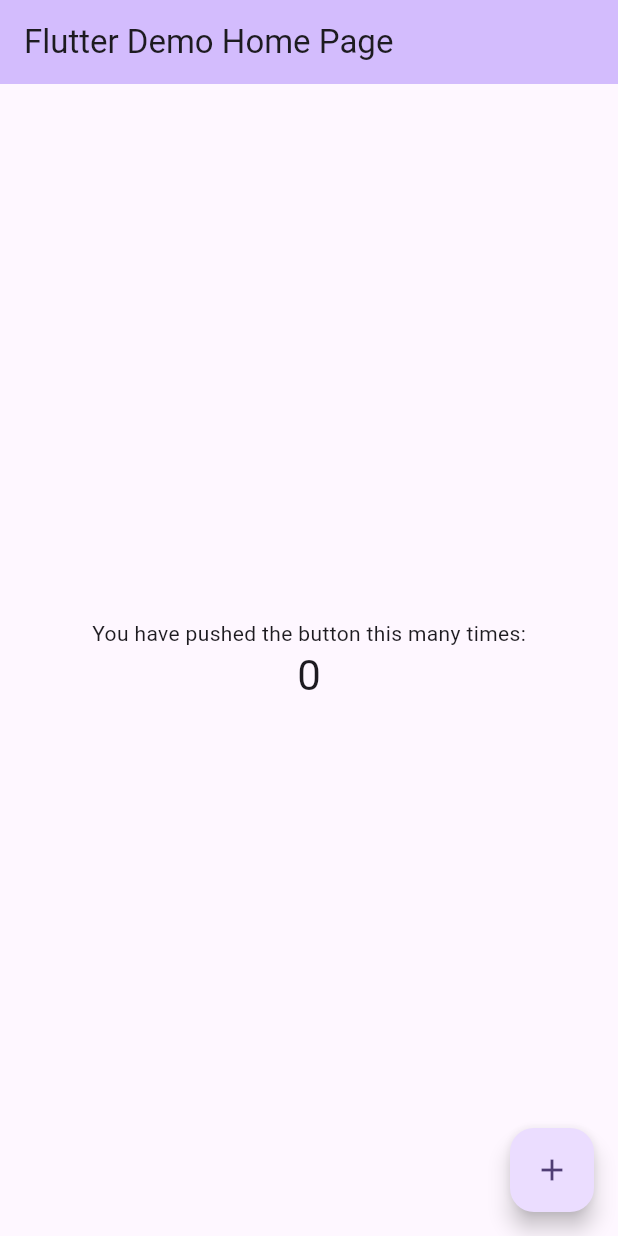
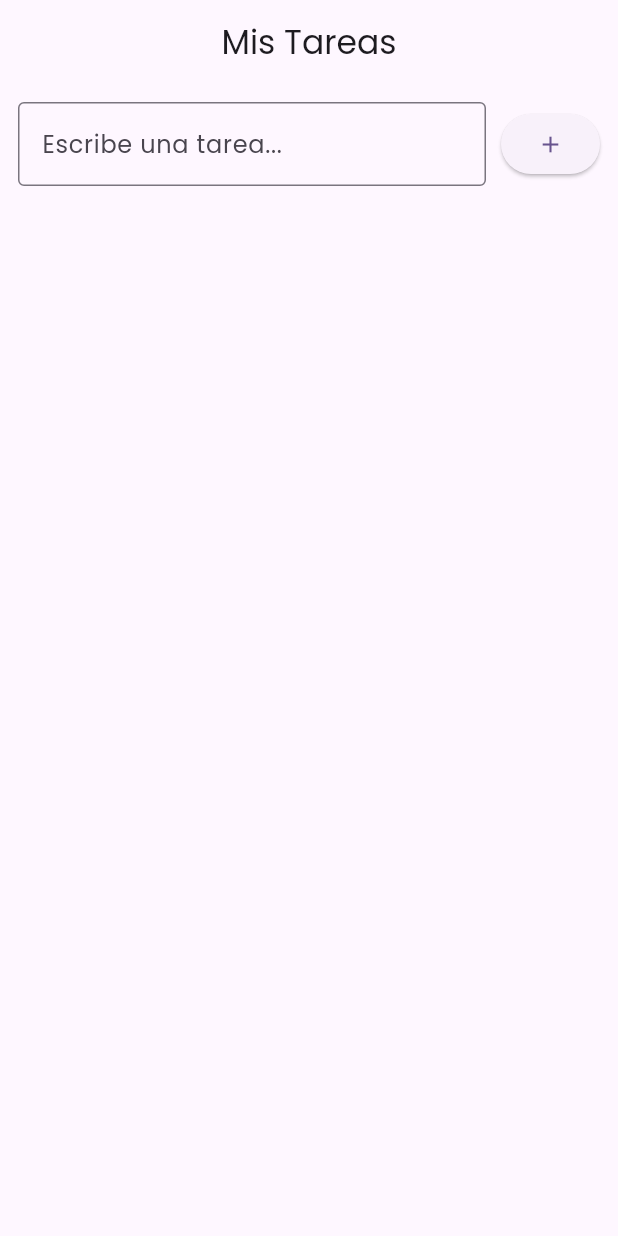
Before and after one commit to xEdwardP/todo_app, a Flutter app: the screen it shows after launch, on a phone screen of 412 x 824 dp. Run offline on Flutter 3.47's test engine with Material 3 defaults, Android fonts, the phone set to English and light mode, and no system bars; our stand-ins replace google_fonts.

Commit message:
Version 1.0

```diff
--- a/lib/main.dart
+++ b/lib/main.dart
@@ -1,122 +1,125 @@
 import 'package:flutter/material.dart';
+import 'package:google_fonts/google_fonts.dart';
 
 void main() {
-  runApp(const MyApp());
+  runApp(const TodoApp());
 }
 
-class MyApp extends StatelessWidget {
-  const MyApp({super.key});
+class TodoApp extends StatelessWidget {
+  const TodoApp({super.key});
 
-  // This widget is the root of your application.
   @override
   Widget build(BuildContext context) {
     return MaterialApp(
-      title: 'Flutter Demo',
+      title: 'To-Do App',
+      debugShowCheckedModeBanner: false,
       theme: ThemeData(
-        // This is the theme of your application.
-        //
-        // TRY THIS: Try running your application with "flutter run". You'll see
-        // the application has a purple toolbar. Then, without quitting the app,
-        // try changing the seedColor in the colorScheme below to Colors.green
-        // and then invoke "hot reload" (save your changes or press the "hot
-        // reload" button in a Flutter-supported IDE, or press "r" if you used
-        // the command line to start the app).
-        //
-        // Notice that the counter didn't reset back to zero; the application
-        // state is not lost during the reload. To reset the state, use hot
-        // restart instead.
-        //
-        // This works for code too, not just values: Most code changes can be
-        // tested with just a hot reload.
+        textTheme: GoogleFonts.poppinsTextTheme(),
         colorScheme: ColorScheme.fromSeed(seedColor: Colors.deepPurple),
+        useMaterial3: true,
       ),
-      home: const MyHomePage(title: 'Flutter Demo Home Page'),
+      home: const TodoHomePage(),
     );
   }
 }
 
-class MyHomePage extends StatefulWidget {
-  const MyHomePage({super.key, required this.title});
+class Task {
+  String title;
+  bool done;
 
-  // This widget is the home page of your application. It is stateful, meaning
-  // that it has a State object (defined below) that contains fields that affect
-  // how it looks.
+  Task(this.title, {this.done = false});
+}
 
-  // This class is the configuration for the state. It holds the values (in this
-  // case the title) provided by the parent (in this case the App widget) and
-  // used by the build method of the State. Fields in a Widget subclass are
-  // always marked "final".
-
-  final String title;
+class TodoHomePage extends StatefulWidget {
+  const TodoHomePage({super.key});
 
   @override
-  State<MyHomePage> createState() => _MyHomePageState();
+  State<TodoHomePage> createState() => _TodoHomePageState();
 }
 
-class _MyHomePageState extends State<MyHomePage> {
-  int _counter = 0;
+class _TodoHomePageState extends State<TodoHomePage> {
+  final List<Task> _tasks = [];
+  final TextEditingController _controller = TextEditingController();
 
-  void _incrementCounter() {
+  void _addTask() {
+    if (_controller.text.isNotEmpty) {
+      setState(() {
+        _tasks.add(Task(_controller.text));
+        _controller.clear();
+      });
+    }
+  }
+
+  void _removeTask(int index) {
     setState(() {
-      // This call to setState tells the Flutter framework that something has
-      // changed in this State, which causes it to rerun the build method below
-      // so that the display can reflect the updated values. If we changed
-      // _counter without calling setState(), then the build method would not be
-      // called again, and so nothing would appear to happen.
-      _counter++;
+      _tasks.removeAt(index);
     });
   }
 
   @override
   Widget build(BuildContext context) {
-    // This method is rerun every time setState is called, for instance as done
-    // by the _incrementCounter method above.
-    //
-    // The Flutter framework has been optimized to make rerunning build methods
-    // fast, so that you can just rebuild anything that needs updating rather
-    // than having to individually change instances of widgets.
     return Scaffold(
-      appBar: AppBar(
-        // TRY THIS: Try changing the color here to a specific color (to
-        // Colors.amber, perhaps?) and trigger a hot reload to see the AppBar
-        // change color while the other colors stay the same.
-        backgroundColor: Theme.of(context).colorScheme.inversePrimary,
-        // Here we take the value from the MyHomePage object that was created by
-        // the App.build method, and use it to set our appbar title.
-        title: Text(widget.title),
+      appBar: AppBar(title: const Text("Mis Tareas"), centerTitle: true),
+      body: Column(
+        children: [
+          Padding(
+            padding: const EdgeInsets.all(12.0),
+            child: Row(
+              children: [
+                Expanded(
+                  child: TextField(
+                    controller: _controller,
+                    decoration: const InputDecoration(
+                      hintText: "Escribe una tarea...",
+                      border: OutlineInputBorder(),
+                    ),
+                  ),
+                ),
+                const SizedBox(width: 10),
+                ElevatedButton(
+                  onPressed: _addTask,
+                  child: const Icon(Icons.add),
+                ),
+              ],
+            ),
+          ),
+          Expanded(
+            child: ListView.builder(
+              itemCount: _tasks.length,
+              itemBuilder: (context, index) {
+                return Card(
+                  margin: const EdgeInsets.symmetric(
+                    horizontal: 12,
+                    vertical: 6,
+                  ),
+                  child: ListTile(
+                    leading: Checkbox(
+                      value: _tasks[index].done,
+                      onChanged: (value) {
+                        setState(() {
+                          _tasks[index].done = value!;
+                        });
+                      },
+                    ),
+                    title: Text(
+                      _tasks[index].title,
+                      style: TextStyle(
+                        decoration: _tasks[index].done
+                            ? TextDecoration.lineThrough
+                            : TextDecoration.none,
+                      ),
+                    ),
+                    trailing: IconButton(
+                      icon: const Icon(Icons.delete, color: Colors.red),
+                      onPressed: () => _removeTask(index),
+                    ),
+                  ),
+                );
+              },
+            ),
+          ),
+        ],
       ),
-      body: Center(
-        // Center is a layout widget. It takes a single child and positions it
-        // in the middle of the parent.
-        child: Column(
-          // Column is also a layout widget. It takes a list of children and
-          // arranges them vertically. By default, it sizes itself to fit its
-          // children horizontally, and tries to be as tall as its parent.
-          //
-          // Column has various properties to control how it sizes itself and
-          // how it positions its children. Here we use mainAxisAlignment to
-          // center the children vertically; the main axis here is the vertical
-          // axis because Columns are vertical (the cross axis would be
-          // horizontal).
-          //
-          // TRY THIS: Invoke "debug painting" (choose the "Toggle Debug Paint"
-          // action in the IDE, or press "p" in the console), to see the
-          // wireframe for each widget.
-          mainAxisAlignment: MainAxisAlignment.center,
-          children: <Widget>[
-            const Text('You have pushed the button this many times:'),
-            Text(
-              '$_counter',
-              style: Theme.of(context).textTheme.headlineMedium,
-            ),
-          ],
-        ),
-      ),
-      floatingActionButton: FloatingActionButton(
-        onPressed: _incrementCounter,
-        tooltip: 'Increment',
-        child: const Icon(Icons.add),
-      ), // This trailing comma makes auto-formatting nicer for build methods.
     );
   }
 }
```
Also changed, not shown: 2 other files.
